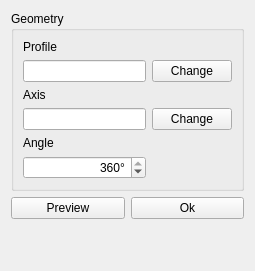
chen1180/CurveEditor_pythonOCC, file view/ui/createRevolSurfaceForm.ui: the form before one commit.
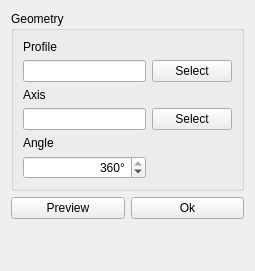
The form after the commit.

What changed in the file:
```diff
--- a/view/ui/createRevolSurfaceForm.ui
+++ b/view/ui/createRevolSurfaceForm.ui
@@ -57,7 +57,7 @@
       <item row="1" column="2">
        <widget class="QPushButton" name="uiChangeProfile">
         <property name="text">
-         <string>Change</string>
+         <string>Select</string>
         </property>
        </widget>
       </item>
@@ -84,7 +84,7 @@
       <item row="3" column="2">
        <widget class="QPushButton" name="uiChangeAxis">
         <property name="text">
-         <string>Change</string>
+         <string>Select</string>
         </property>
        </widget>
       </item>
```
Left out of the diff: 18 changed lines with no effect on the pictures.
